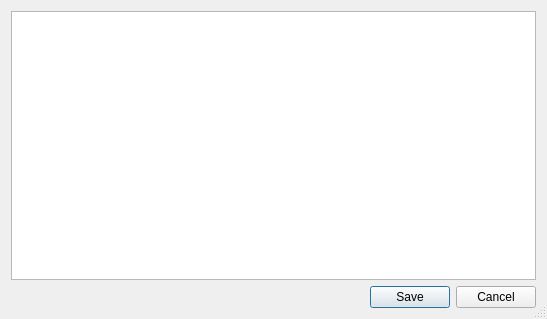
Before: the Qt Designer form objecteditor.ui in ov1d1u/telepatmanager, drawn with Qt 5.
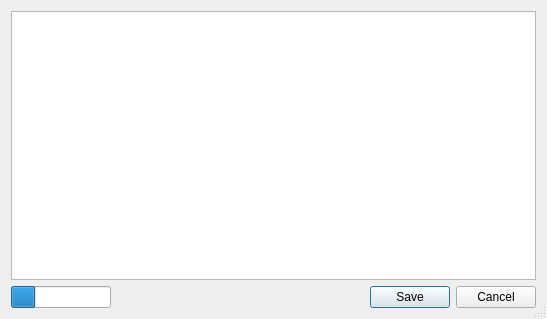
After: the same form once the commit is applied. Custom widgets are drawn as their Qt base class.

Commit message: Use comboboxes to set id for related objects

Patch:
```diff
--- a/objecteditor.ui
+++ b/objecteditor.ui
@@ -24,6 +24,36 @@
     <widget class="EditorTableView" name="tableView"/>
    </item>
    <item>
+    <layout class="QHBoxLayout" name="horizontalLayout">
+     <item>
+      <widget class="QProgressBar" name="progressBar">
+       <property name="sizePolicy">
+        <sizepolicy hsizetype="Maximum" vsizetype="Fixed">
+         <horstretch>0</horstretch>
+         <verstretch>0</verstretch>
+        </sizepolicy>
+       </property>
+       <property name="minimumSize">
+        <size>
+         <width>100</width>
+         <height>0</height>
+        </size>
+       </property>
+       <property name="value">
+        <number>24</number>
+       </property>
+       <property name="textVisible">
+        <bool>false</bool>
+       </property>
+       <property name="textDirection">
+        <enum>QProgressBar::TopToBottom</enum>
+       </property>
+       <property name="format">
+        <string>Loading object...</string>
+       </property>
+      </widget>
+     </item>
+     <item>
     <widget class="QDialogButtonBox" name="buttonBox">
      <property name="orientation">
       <enum>Qt::Horizontal</enum>
@@ -32,6 +62,8 @@
       <set>QDialogButtonBox::Cancel|QDialogButtonBox::Save</set>
      </property>
     </widget>
+     </item>
+    </layout>
    </item>
   </layout>
  </widget>
```
Lines whose indentation alone changed are shown as unchanged. The commit also changes 7 other files.
